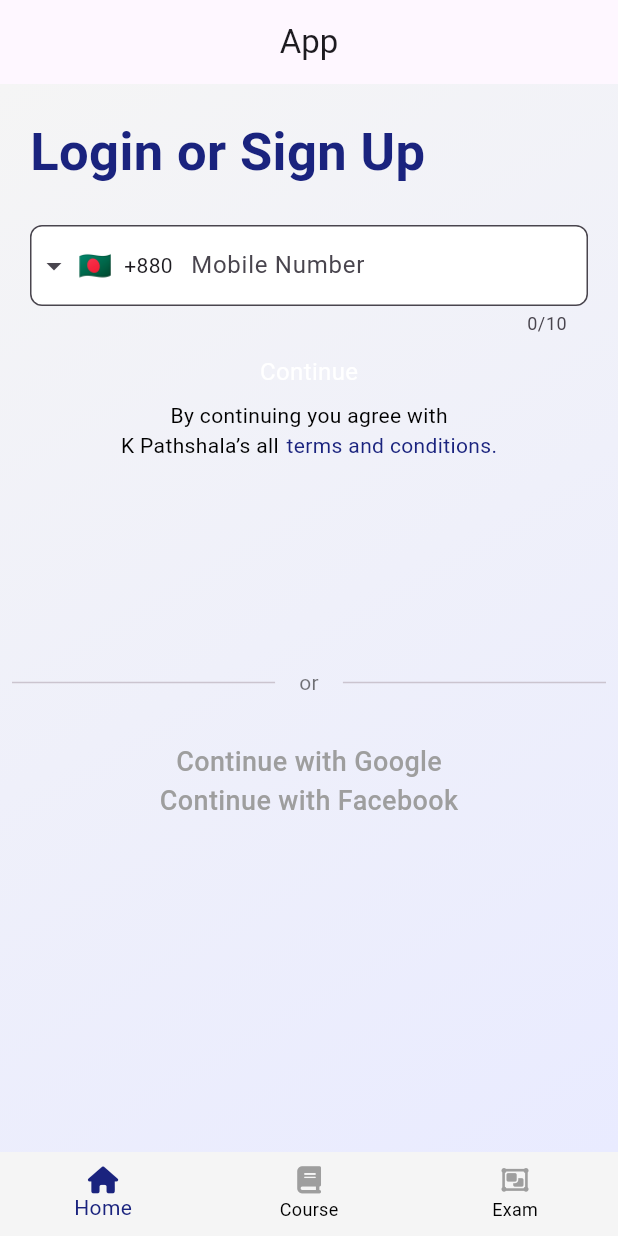
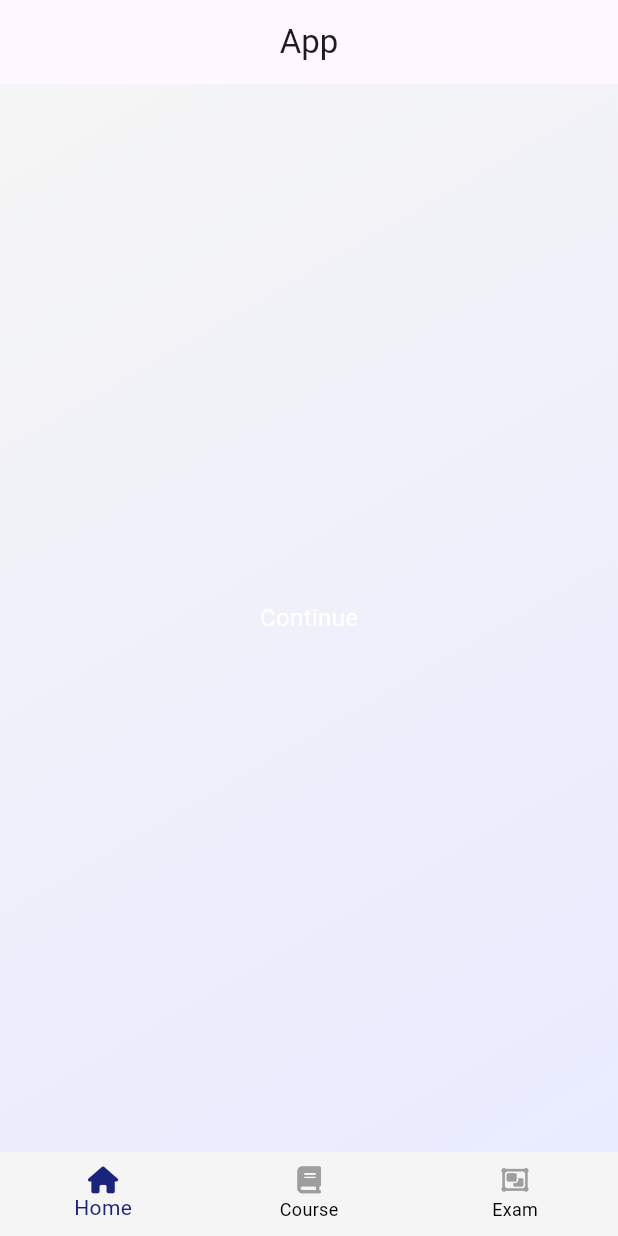
Before and after one commit to mdarafat1570/K-PathShala, a Flutter app: the screen it shows after launch, on a phone screen of 412 x 824 dp. Run offline on Flutter 3.47's test engine with Material 3 defaults, Android fonts, the phone set to English and light mode, and no system bars; drawn by our look-alikes of intl_phone_field; our stand-ins replace font_awesome_flutter; missing offline and left inert: custom_button_builder.

Commit message:
Home Page 80% UI done

```diff
--- a/lib/dashbord/home_Page.dart
+++ b/lib/dashbord/home_Page.dart
@@ -1,8 +1,7 @@
 import 'package:flutter/material.dart';
-import 'package:flutter/widgets.dart';
-import 'package:intl_phone_field/intl_phone_field.dart'; // Import the package
 import 'package:kpathshala/Page/Gradientbackground.dart';
 import 'package:kpathshala/app_theme/app_color.dart';
+import 'package:kpathshala/views/log_in_Page/log_in_page.dart';
 import 'package:kpathshala/widget/common_widget/common_button_add.dart';
 import 'package:kpathshala/widget/common_widget/custom_text.dart.dart';
 
@@ -24,72 +23,18 @@ class _HomePageState extends State<HomePage> {
     return Scaffold(
       body: GradientBackground(
         child: Center(
-          child: Padding(
-            padding: const EdgeInsets.all(8.0),
-            child: Column(
-              mainAxisAlignment: MainAxisAlignment.start,
-              children: [
-                Padding(
-                  padding: const EdgeInsets.all(12.0),
-                  child: Row(
-                    children: [
-                      customText(
-                        "Login or Sign Up",
-                        TextType.title,
-                        color: AppColor.navyblue,
-                      ),
-                    ],
-                  ),
-                ),
-                Padding(
-                  padding: const EdgeInsets.all(12.0),
-                  child: IntlPhoneField(
-                    controller: myController,
-                    decoration: InputDecoration(
-                      labelText: "Mobile Number",
-                      hintText: "Mobile",
-                      errorText: errorMessage,
-                      fillColor: Colors.white,
-                      filled: true,
-                      border: OutlineInputBorder(
-                        borderRadius: BorderRadius.circular(8.0),
-                        borderSide: BorderSide(
-                          color:
-                              errorMessage == null ? Colors.grey : Colors.red,
-                          width: 2.0,
-                        ),
-                      ),
-                      focusedBorder: OutlineInputBorder(
-                        borderRadius: BorderRadius.circular(8.0),
-                        borderSide: BorderSide(
-                          color:
-                              errorMessage == null ? Colors.blue : Colors.red,
-                          width: 2.0,
-                        ),
-                      ),
-                      contentPadding: const EdgeInsets.symmetric(
-                          vertical: 15.0, horizontal: 10.0),
-                    ),
-                    initialCountryCode: 'BD',
-                    onChanged: (phone) {
-                      setState(() {
-                        if (phone.number.isEmpty) {
-                          errorMessage = "Mobile number is required";
-                        } else {
-                          errorMessage = null;
-                        }
-                      });
-                    },
-                  ),
-                ),
-                commonCustomButton(
+          child: commonCustomButton(
             width: 300,
             backgroundColor: AppColor.navyblue,
             height: 50,
             borderRadius: 25,
             margin: const EdgeInsets.all(10),
             onPressed: () {
-                    print("Button pressed");
+              // Navigate to LoginPageAndSignUp
+              Navigator.push(
+                context,
+                MaterialPageRoute(builder: (context) => LoginPageAndSignUp()),
+              );
             },
             iconWidget: const Icon(
               Icons.arrow_forward,
@@ -104,98 +49,6 @@ class _HomePageState extends State<HomePage> {
               fontSize: 16,
             ),
           ),
-                Padding(
-                  padding: const EdgeInsets.all(8.0),
-                  child: Center(
-                    child: Column(
-                      children: [
-                        customText(
-                          "By continuing you agree with",
-                          TextType.normal,
-                          color: const Color.fromARGB(255, 0, 0, 0),
-                          fontSize: 14,
-                        ),
-                        Row(
-                          mainAxisAlignment: MainAxisAlignment.center,
-                          children: [
-                            customText(
-                              "K Pathshala’s all",
-                              TextType.normal,
-                              color: const Color.fromARGB(255, 0, 0, 0),
-                              fontSize: 14,
-                            ),
-                            const SizedBox(
-                              width: 5,
-                            ),
-                            customText(
-                              "terms and conditions.",
-                              TextType.normal,
-                              color: AppColor.navyblue,
-                              fontSize: 14,
-                            ),
-                          ],
-                        ),
-                      ],
-                    ),
-                  ),
-                ),
-                const SizedBox(height: 130),
-                // Divider with "or"
-                const Row(
-                  children: [
-                    Expanded(child: Divider()),
-                    Padding(
-                      padding: EdgeInsets.symmetric(horizontal: 16.0),
-                      child:
-                          Text('or', style: TextStyle(color: Colors.black54)),
-                    ),
-                    Expanded(child: Divider()),
-                  ],
-                ),
-                const SizedBox(height: 30),
-
-                commonCustomButton(
-                  width: 300,
-                  backgroundColor: Colors.white,
-                  height: 50,
-                  borderRadius: 25,
-                  isThreeD: true,
-                  isPressed: true,
-                  animate: true,
-                  margin: const EdgeInsets.all(10),
-                  onPressed: () {},
-                  iconWidget: Image.asset('assets/google_logo.png', height: 45),
-                  reversePosition: true,
-                  child: customText(
-                    "Continue with Google",
-                    TextType.subtitle,
-                    color: AppColor.notBillable,
-                    fontSize: 18,
-                  ),
-                ),
-                commonCustomButton(
-                  width: 300,
-                  backgroundColor: Colors.white,
-                  height: 50,
-                  borderRadius: 25,
-                  isThreeD: true,
-                  isPressed: true,
-                  animate: true,
-                  margin: const EdgeInsets.all(10),
-                  onPressed: () {},
-                  iconWidget:
-                      Image.asset('assets/facebook_logo.png', height: 24),
-                  reversePosition: true,
-                  child: customText(
-                    "Continue with Facebook",
-                    TextType.subtitle,
-                    color: AppColor.notBillable,
-                    fontSize: 18,
-                  ),
-                ),
-              ],
-            ),
-          ),
         ),
       ),
     );
```
Also changed, not shown: lib/views/log_in_Page/log_in_page.dart (added, +200 -0 lines). Lines whose indentation alone changed are shown as unchanged.
